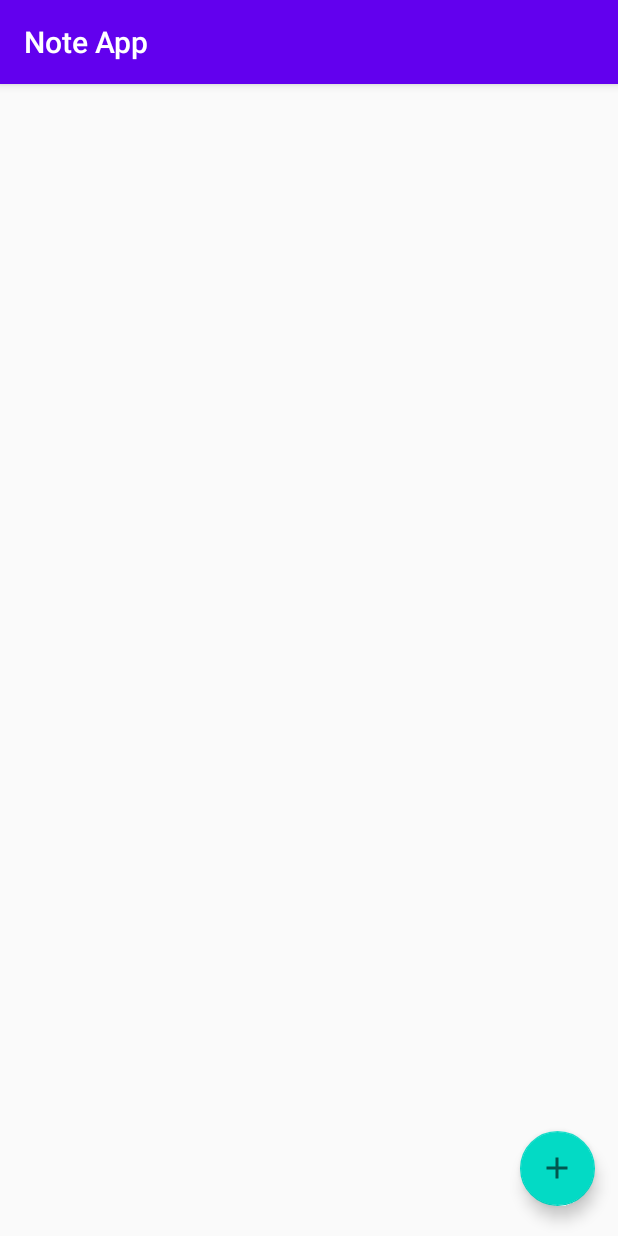
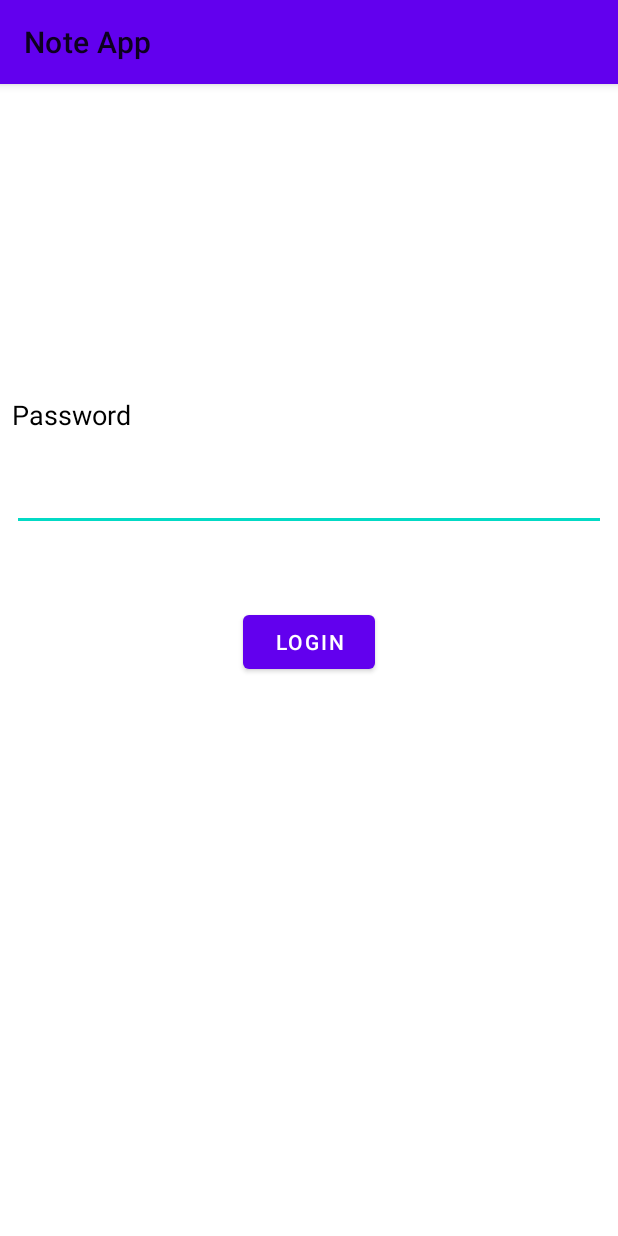
Before and after one commit to doctor-blue/dependency-injection-android, an Android app: the screen it shows after launch (MainActivity before the commit, LoginActivity after it), on a phone screen of 412 x 824 dp. Run offline under Robolectric (Android 15) with nearby library versions, the phone set to English and light mode, and no system bars; our stand-ins replace data binding.

Commit message:
Complete example

```diff
--- a/app/src/main/AndroidManifest.xml
+++ b/app/src/main/AndroidManifest.xml
@@ -12,8 +12,8 @@
         android:theme="@style/AppTheme">
         <activity android:name=".activities.UpdateNoteActivity" />
         <activity android:name=".activities.AddNoteActivity" />
-        <activity android:name=".activities.LoginActivity"/>
-        <activity android:name=".activities.MainActivity">
+        <activity android:name=".activities.MainActivity"/>
+        <activity android:name=".activities.LoginActivity">
             <intent-filter>
                 <action android:name="android.intent.action.MAIN" />
 
--- a/app/src/main/java/com/example/noteapp/activities/AddNoteActivity.kt
+++ b/app/src/main/java/com/example/noteapp/activities/AddNoteActivity.kt
@@ -30,7 +30,7 @@ class AddNoteActivity : AppCompatActivity() {
         appComponent.inject(this)
 
 
-        Log.d(TAG, "AddNoteActivity: $noteViewModel")
+        Log.d(TAG, "AddNoteActivity: ${noteViewModel.noteRepository} , $noteViewModel")
 
         binding.btnAdd.setOnClickListener {
             val note = Note(binding.edtNoteTitle.text.toString(), binding.edtNoteDes.text.toString())
--- a/app/src/main/java/com/example/noteapp/activities/LoginActivity.kt
+++ b/app/src/main/java/com/example/noteapp/activities/LoginActivity.kt
@@ -1,12 +1,40 @@
 package com.example.noteapp.activities
 
+import android.content.Intent
 import androidx.appcompat.app.AppCompatActivity
 import android.os.Bundle
+import android.util.Log
+import androidx.databinding.DataBindingUtil
+import com.example.noteapp.NoteApplication
 import com.example.noteapp.R
+import com.example.noteapp.databinding.ActivityLoginBinding
+import com.example.noteapp.di.AppComponent
+import com.example.noteapp.viewmodel.LoginViewModel
+import javax.inject.Inject
 
 class LoginActivity : AppCompatActivity() {
+    private val TAG = "LoginActivityTAG"
+
+    @Inject
+    lateinit var loginViewModel: LoginViewModel
+
     override fun onCreate(savedInstanceState: Bundle?) {
         super.onCreate(savedInstanceState)
-        setContentView(R.layout.activity_login)
+
+        val binding: ActivityLoginBinding =
+            DataBindingUtil.setContentView(this, R.layout.activity_login)
+
+        val authComponent = (application as NoteApplication).appComponent.getAuthComponentFactory().create()
+
+        authComponent.inject(this)
+
+        Log.d(TAG, "LoginActivity $loginViewModel")
+
+        binding.btnLogin.setOnClickListener {
+            startActivity(
+                Intent(this, MainActivity::class.java)
+            )
+            finish()
+        }
     }
 }
--- a/app/src/main/java/com/example/noteapp/activities/MainActivity.kt
+++ b/app/src/main/java/com/example/noteapp/activities/MainActivity.kt
@@ -33,7 +33,7 @@ class MainActivity : AppCompatActivity() {
         val appComponent = (application as NoteApplication).appComponent
         appComponent.inject(this)
 
-        Log.d(TAG, "MainActivity: $noteViewModel")
+        Log.d(TAG, "MainActivity: ${noteViewModel.noteRepository} , $noteViewModel")
 
         initControls()
         initEvents()
--- a/app/src/main/java/com/example/noteapp/activities/UpdateNoteActivity.kt
+++ b/app/src/main/java/com/example/noteapp/activities/UpdateNoteActivity.kt
@@ -32,7 +32,7 @@ class UpdateNoteActivity : AppCompatActivity() {
 
 
 
-        Log.d(TAG, "UpdateNoteActivity: $noteViewModel")
+        Log.d(TAG, "UpdateNoteActivity: ${noteViewModel.noteRepository} , $noteViewModel")
 
         val note = intent.getSerializableExtra("UPDATE_NOTE") as Note
         binding.edtNoteTitle.setText(note.title)
--- a/app/src/main/java/com/example/noteapp/database/repository/NoteRepository.kt
+++ b/app/src/main/java/com/example/noteapp/database/repository/NoteRepository.kt
@@ -8,9 +8,7 @@ import javax.inject.Inject
 import javax.inject.Singleton
 
 @Singleton
-class NoteRepository @Inject constructor(noteDatabase: NoteDatabase) {
-
-    private val noteDao: NoteDao = noteDatabase.getNoteDao()
+class NoteRepository @Inject constructor(private val noteDao: NoteDao) {
 
     suspend fun insertNote(note:Note) = noteDao.insertNote(note)
     suspend fun updateNote(note:Note) = noteDao.updateNote(note)
--- a/app/src/main/java/com/example/noteapp/di/AppComponent.kt
+++ b/app/src/main/java/com/example/noteapp/di/AppComponent.kt
@@ -21,6 +21,8 @@ interface AppComponent {
     fun inject(activity: AddNoteActivity)
     fun inject(activity: UpdateNoteActivity)
 
+    fun getAuthComponentFactory(): AuthComponent.Factory
+
     @Component.Builder
     interface Builder {
 
--- /dev/null
+++ b/app/src/main/java/com/example/noteapp/di/AuthComponent.kt
@@ -0,0 +1,19 @@
+package com.example.noteapp.di
+
+import com.example.noteapp.activities.LoginActivity
+import com.example.noteapp.viewmodel.LoginViewModel
+import dagger.Subcomponent
+
+@Auth
+@Subcomponent
+interface AuthComponent {
+
+    fun getLoginViewModel(): LoginViewModel
+
+    fun inject(activity: LoginActivity)
+
+    @Subcomponent.Factory
+    interface Factory {
+        fun create(): AuthComponent
+    }
+}
--- /dev/null
+++ b/app/src/main/java/com/example/noteapp/viewmodel/LoginViewModel.kt
@@ -0,0 +1,9 @@
+package com.example.noteapp.viewmodel
+
+import com.example.noteapp.di.Auth
+import javax.inject.Inject
+
+@Auth
+class LoginViewModel @Inject constructor() {
+
+}
--- a/app/src/main/java/com/example/noteapp/viewmodel/NoteViewModel.kt
+++ b/app/src/main/java/com/example/noteapp/viewmodel/NoteViewModel.kt
@@ -8,8 +8,7 @@ import kotlinx.coroutines.launch
 import javax.inject.Inject
 import javax.inject.Singleton
 
-@Singleton
-class NoteViewModel @Inject constructor(private val noteRepository: NoteRepository) {
+class NoteViewModel @Inject constructor( val noteRepository: NoteRepository) {
 
     fun insertNote(note: Note) = GlobalScope.launch {
         noteRepository.insertNote(note)
--- a/app/src/main/res/layout/activity_login.xml
+++ b/app/src/main/res/layout/activity_login.xml
@@ -1,7 +1,13 @@
 <?xml version="1.0" encoding="utf-8"?>
-<androidx.constraintlayout.widget.ConstraintLayout xmlns:android="http://schemas.android.com/apk/res/android"
+<layout xmlns:android="http://schemas.android.com/apk/res/android"
     xmlns:app="http://schemas.android.com/apk/res-auto"
-    xmlns:tools="http://schemas.android.com/tools"
+    xmlns:tools="http://schemas.android.com/tools">
+
+    <data>
+
+    </data>
+
+    <androidx.constraintlayout.widget.ConstraintLayout
         android:layout_width="match_parent"
         android:padding="8dp"
         android:layout_height="match_parent"
@@ -29,13 +35,14 @@
             app:layout_constraintTop_toBottomOf="@+id/textView3" />
 
         <com.google.android.material.button.MaterialButton
+            android:id="@+id/btn_login"
             android:layout_width="wrap_content"
             android:layout_height="wrap_content"
             app:layout_constraintEnd_toEndOf="parent"
             app:layout_constraintStart_toStartOf="parent"
             app:layout_constraintTop_toBottomOf="@+id/editText"
             android:layout_marginTop="50dp"
-        android:text="Login"
-        />
+            android:text="Login" />
 
     </androidx.constraintlayout.widget.ConstraintLayout>
+</layout>
--- a/app/src/main/res/values/styles.xml
+++ b/app/src/main/res/values/styles.xml
@@ -1,6 +1,6 @@
 <resources>
     <!-- Base application theme. -->
-    <style name="AppTheme" parent="Theme.AppCompat.Light.DarkActionBar">
+    <style name="AppTheme" parent="Theme.MaterialComponents.Light">
         <!-- Customize your theme here. -->
         <item name="colorPrimary">@color/colorPrimary</item>
         <item name="colorPrimaryDark">@color/colorPrimaryDark</item>
```
Also changed, not shown: app/src/main/java/com/example/noteapp/di/AppModule.kt (+7 -1 lines), app/src/main/java/com/example/noteapp/di/Auth.kt (added, +8 -0 lines). Lines whose indentation alone changed are shown as unchanged.
